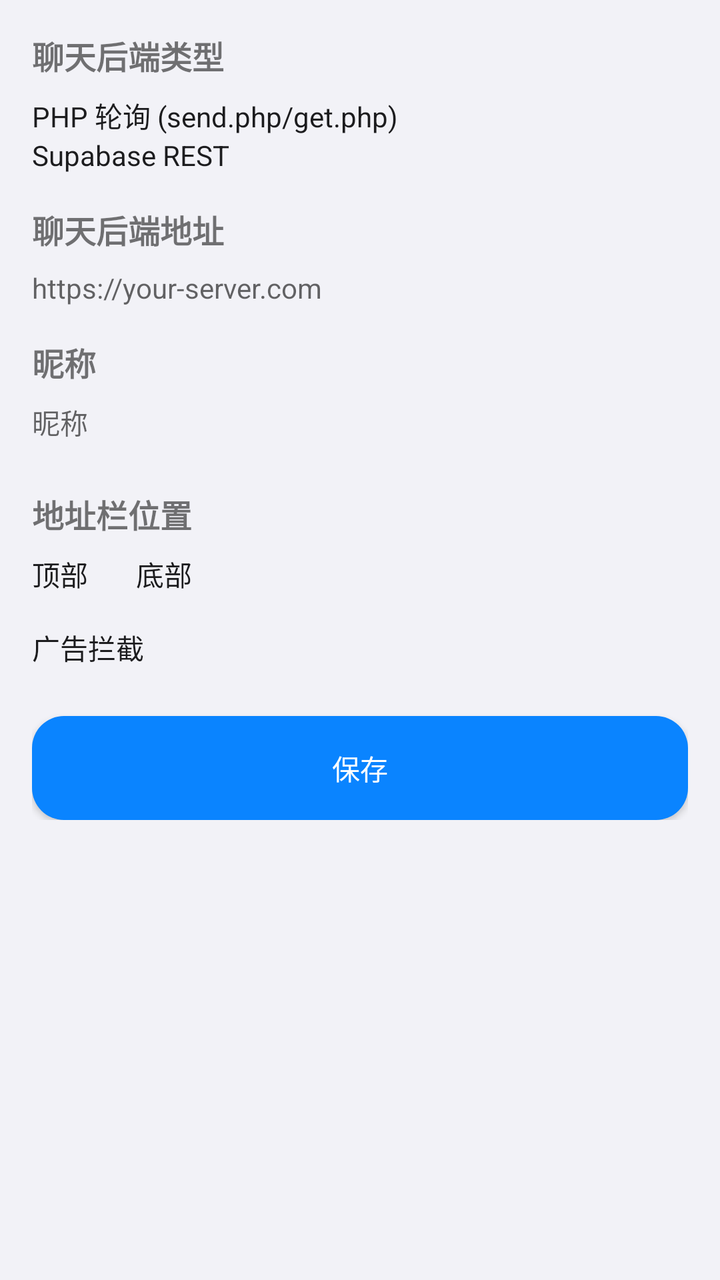
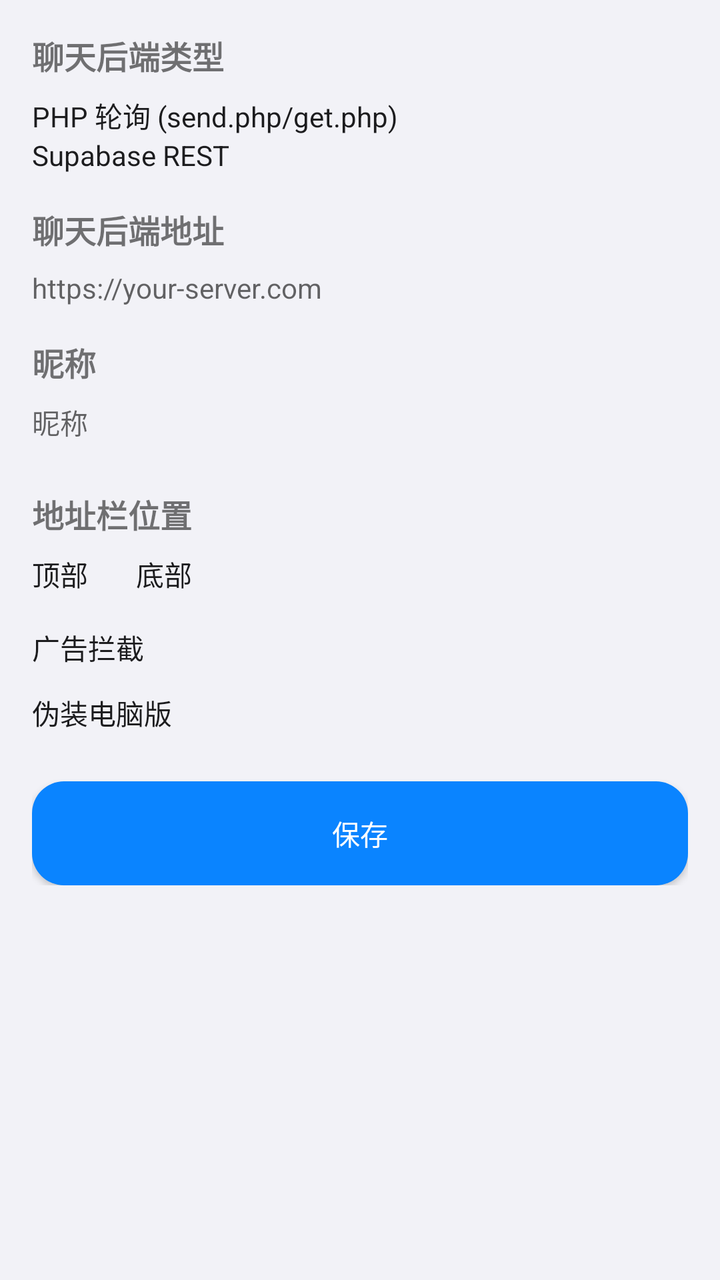

Compare the two renders of this Android layout. The source of the first and the diff that turns it into the second are given below.
<!-- AndroidManifest.xml: application theme AppTheme -->
<!-- res/layout/activity_settings.xml -->
<?xml version="1.0" encoding="utf-8"?>
<ScrollView xmlns:android="http://schemas.android.com/apk/res/android"
    android:layout_width="match_parent"
    android:layout_height="match_parent"
    android:background="@color/bg">

    <LinearLayout
        android:layout_width="match_parent"
        android:layout_height="wrap_content"
        android:orientation="vertical"
        android:padding="16dp">

        <TextView
            android:layout_width="wrap_content"
            android:layout_height="wrap_content"
            android:text="@string/chat_mode"
            android:textStyle="bold"
            android:textSize="16sp"
            android:layout_marginBottom="8dp" />

        <RadioGroup
            android:id="@+id/mode_group"
            android:layout_width="match_parent"
            android:layout_height="wrap_content"
            android:orientation="vertical"
            android:layout_marginBottom="16dp">

            <RadioButton
                android:id="@+id/mode_php"
                android:layout_width="wrap_content"
                android:layout_height="wrap_content"
                android:text="PHP 轮询 (send.php/get.php)"
                android:checked="true" />

            <RadioButton
                android:id="@+id/mode_supabase"
                android:layout_width="wrap_content"
                android:layout_height="wrap_content"
                android:text="Supabase REST" />
        </RadioGroup>

        <TextView
            android:layout_width="wrap_content"
            android:layout_height="wrap_content"
            android:text="@string/backend_url"
            android:textStyle="bold"
            android:textSize="16sp"
            android:layout_marginBottom="8dp" />

        <EditText
            android:id="@+id/edit_backend_url"
            android:layout_width="match_parent"
            android:layout_height="wrap_content"
            android:hint="@string/backend_url_hint"
            android:inputType="textUri"
            android:singleLine="true"
            android:layout_marginBottom="16dp" />

        <TextView
            android:layout_width="wrap_content"
            android:layout_height="wrap_content"
            android:text="@string/hint_nickname"
            android:textStyle="bold"
            android:textSize="16sp"
            android:layout_marginBottom="8dp" />

        <EditText
            android:id="@+id/edit_nickname"
            android:layout_width="match_parent"
            android:layout_height="wrap_content"
            android:hint="@string/hint_nickname"
            android:inputType="text"
            android:singleLine="true"
            android:layout_marginBottom="24dp" />

        <TextView
            android:layout_width="wrap_content"
            android:layout_height="wrap_content"
            android:text="地址栏位置"
            android:textStyle="bold"
            android:textSize="16sp"
            android:layout_marginBottom="8dp" />

        <RadioGroup
            android:id="@+id/addr_group"
            android:layout_width="match_parent"
            android:layout_height="wrap_content"
            android:orientation="horizontal"
            android:layout_marginBottom="16dp">

            <RadioButton
                android:id="@+id/addr_top"
                android:layout_width="wrap_content"
                android:layout_height="wrap_content"
                android:text="顶部"
                android:checked="true" />

            <RadioButton
                android:id="@+id/addr_bottom"
                android:layout_width="wrap_content"
                android:layout_height="wrap_content"
                android:text="底部"
                android:layout_marginStart="24dp" />
        </RadioGroup>

        <CheckBox
            android:id="@+id/cb_adblock"
            android:layout_width="wrap_content"
            android:layout_height="wrap_content"
            android:text="广告拦截"
            android:layout_marginBottom="24dp" />

        <Button
            android:id="@+id/btn_save"
            style="@style/PrimaryButton"
            android:layout_width="match_parent"
            android:layout_height="52dp"
            android:text="@string/save" />
    </LinearLayout>
</ScrollView>
<!-- resources referenced by this layout -->
<resources>
  <color name="bg">#F2F2F7</color>
  <string name="backend_url">聊天后端地址</string>
  <string name="backend_url_hint">https://your-server.com</string>
  <string name="chat_mode">聊天后端类型</string>
  <string name="hint_nickname">昵称</string>
  <string name="save">保存</string>
  <style name="PrimaryButton" parent="android:Widget.Material.Button">
          <item name="android:background">@drawable/bg_primary_button</item>
          <item name="android:textColor">@color/white</item>
          <item name="android:textAllCaps">false</item>
      </style>
  <style name="AppTheme" parent="android:Theme.Material.Light.NoActionBar">
          <item name="android:colorPrimary">@color/primary</item>
          <item name="android:colorPrimaryDark">@color/primary_dark</item>
          <item name="android:colorAccent">@color/primary</item>
          <item name="android:windowBackground">@color/bg</item>
          <item name="android:textColorPrimary">@color/text</item>
          <item name="android:statusBarColor">@color/bg</item>
          <item name="android:windowLightStatusBar">true</item>
      </style>
  <!-- drawable bg_primary_button (drawable) -->
  <?xml version="1.0" encoding="utf-8"?>
  <shape xmlns:android="http://schemas.android.com/apk/res/android"
      android:shape="rectangle">
      <solid android:color="@color/primary" />
      <corners android:radius="16dp" />
  </shape>
  <color name="white">#FFFFFF</color>
  <color name="primary">#0A84FF</color>
  <color name="primary_dark">#0060DF</color>
  <color name="text">#1C1C1E</color>
</resources>

<!-- the commit's change to res/layout/activity_settings.xml (unified diff, before → after) -->
@@ -108,6 +108,13 @@
             android:layout_width="wrap_content"
             android:layout_height="wrap_content"
             android:text="广告拦截"
+            android:layout_marginBottom="12dp" />
+
+        <CheckBox
+            android:id="@+id/cb_desktop"
+            android:layout_width="wrap_content"
+            android:layout_height="wrap_content"
+            android:text="@string/desktop_mode"
             android:layout_marginBottom="24dp" />
 
         <Button
<!-- resource entries referenced after the edit -->
@@ -4,6 +4,7 @@
   <string name="backend_url">聊天后端地址</string>
   <string name="backend_url_hint">https://your-server.com</string>
   <string name="chat_mode">聊天后端类型</string>
+  <string name="desktop_mode">伪装电脑版</string>
   <string name="hint_nickname">昵称</string>
   <string name="save">保存</string>
   <style name="PrimaryButton" parent="android:Widget.Material.Button">
